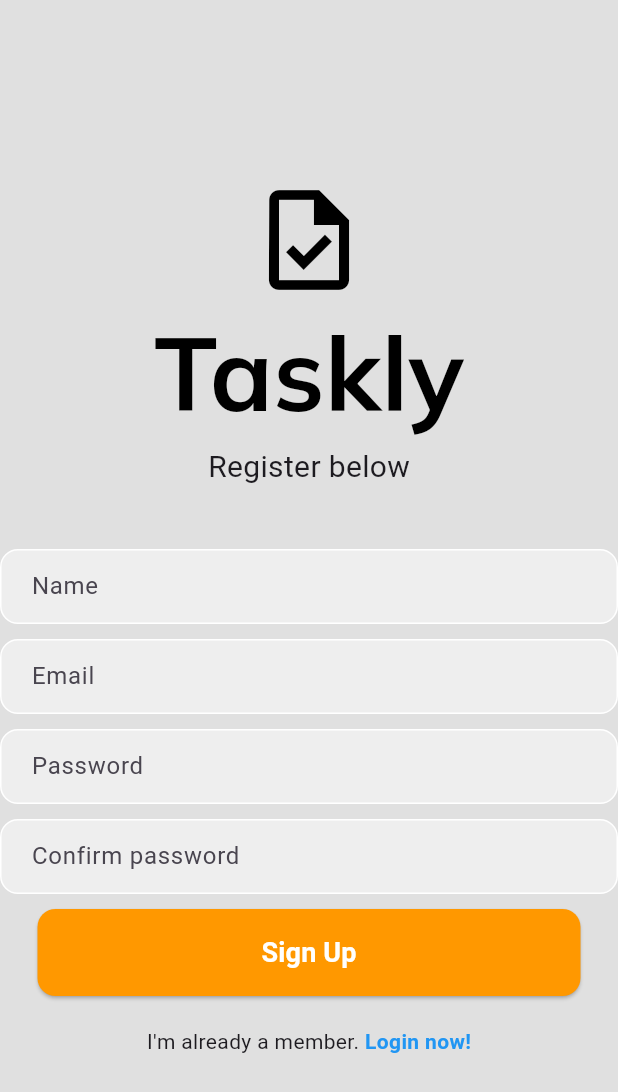
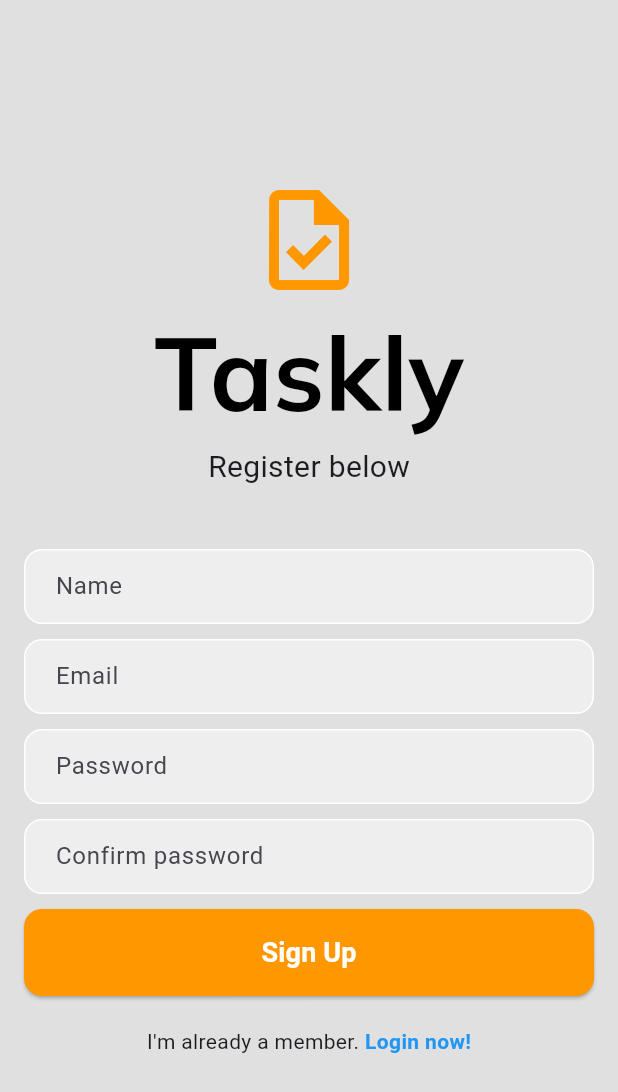
Before and after one commit to stefanylovato/tasklyApp, a Flutter app: the screen it shows after launch, after a tap on "Register now!", on a phone screen of 412 x 824 dp. Shown: the top 1092 px of the screen. Run offline on Flutter 3.47's test engine with Material 3 defaults, Android fonts, the phone set to English and light mode, and no system bars; our stand-ins replace cloud_firestore, equatable, firebase_auth, firebase_core, firebase_storage, flutter_bloc and 3 more; accounts and stored records are empty; generated files the repository leaves out were written again.

Commit message:
add padding in login and register page and fix logo

```diff
--- a/lib/core/widgets/button_widget.dart
+++ b/lib/core/widgets/button_widget.dart
@@ -14,9 +14,7 @@ class ButtonWidget extends StatelessWidget {
 
   @override
   Widget build(BuildContext context) {
-    return Padding(
-      padding: const EdgeInsets.symmetric(horizontal: 25),
-      child: ElevatedButton(
+    return ElevatedButton(
       onPressed: isLoading ? null : onPressed,
       style: ElevatedButton.styleFrom(
         backgroundColor: Colors.orange,
@@ -37,7 +35,6 @@ class ButtonWidget extends StatelessWidget {
                 ),
               ),
       ),
-      ),
     );
   }
 }
--- a/lib/core/widgets/logo_widget.dart
+++ b/lib/core/widgets/logo_widget.dart
@@ -17,11 +17,11 @@ class LogoWidget extends StatelessWidget {
 
   @override
   Widget build(BuildContext context) {
-    return isCompact
-        ? Row(
+    if (isCompact) {
+      return Row(
         mainAxisSize: MainAxisSize.min,
         children: [
-              Icon(Icons.task_outlined, size: 30, color: color),
+          Icon(Icons.task_outlined, size: 30, color: Colors.black),
           const SizedBox(width: 8),
           Text(
             'Taskly',
@@ -32,10 +32,11 @@ class LogoWidget extends StatelessWidget {
             ),
           ),
         ],
-          )
-        : Column(
+      );
+    }
+    return Column(
       children: [
-              Icon(Icons.task_outlined, size: 80, color: color),
+        Icon(Icons.task_outlined, size: 80, color: Colors.orange),
         Text(
           'Taskly',
           style: GoogleFonts.mulish(
--- a/lib/features/auth/presentation/view/login_page.dart
+++ b/lib/features/auth/presentation/view/login_page.dart
@@ -45,7 +45,9 @@ class _LoginPageState extends State<LoginPage> {
                 }
               },
               builder: (context, state) {
-                return Column(
+                return Padding(
+                  padding: const EdgeInsets.symmetric(horizontal: 16.0),
+                  child: Column(
                     mainAxisAlignment: MainAxisAlignment.center,
                     children: [
                       LogoWidget(
@@ -85,6 +87,7 @@ class _LoginPageState extends State<LoginPage> {
                         route: '/register',
                       ),
                     ],
+                  ),
                 );
               },
             ),
--- a/lib/features/auth/presentation/view/register_page.dart
+++ b/lib/features/auth/presentation/view/register_page.dart
@@ -84,7 +84,9 @@ class _RegisterPageState extends State<RegisterPage> {
                 }
               },
               builder: (context, state) {
-                return Form(
+                return Padding(
+                  padding: const EdgeInsets.symmetric(horizontal: 16.0),
+                  child: Form(
                     key: _formKey,
                     child: Column(
                       mainAxisAlignment: MainAxisAlignment.center,
@@ -153,6 +155,7 @@ class _RegisterPageState extends State<RegisterPage> {
                         ),
                       ],
                     ),
+                  ),
                 );
               },
             ),
--- a/lib/features/home/presentation/view/home_page.dart
+++ b/lib/features/home/presentation/view/home_page.dart
@@ -140,7 +140,9 @@ class _HomePageState extends State<HomePage> {
           appBar: AppBar(
             title: Row(
               children: [
-                LogoWidget(isCompact: true),
+                LogoWidget(
+                  isCompact: true,
+                ),
                 const Spacer(),
               ],
             ),
```
Lines whose indentation alone changed are shown as unchanged.
